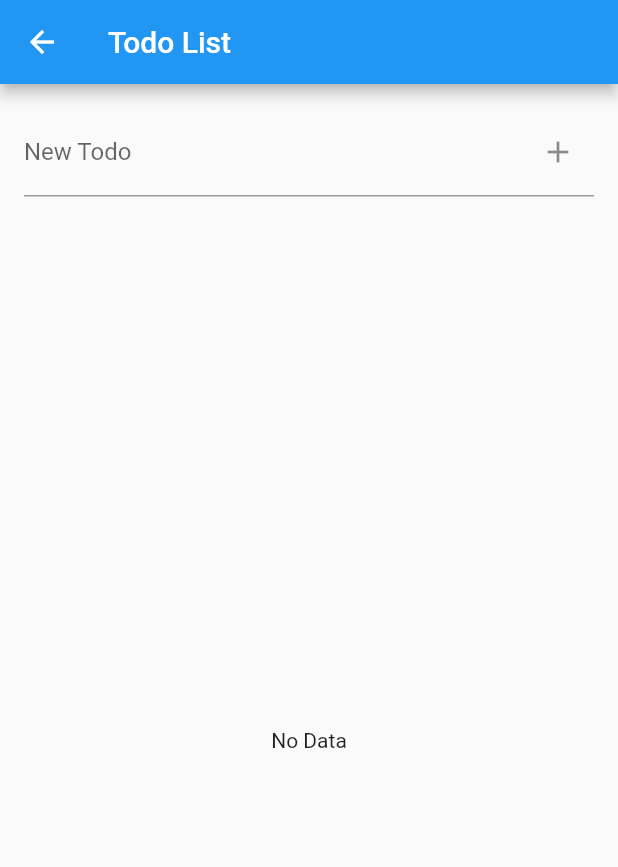
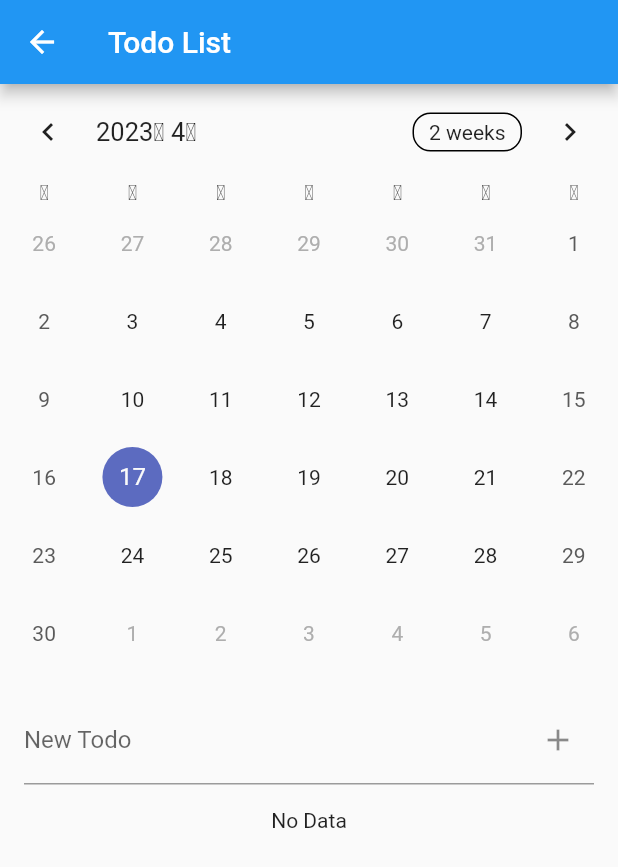
Before and after one commit to bernadette1008/Todo, a Flutter app: the TodoListPage screen opened directly, on a phone screen of 412 x 824 dp. Shown: the top 867 px of the screen. Run offline on Flutter 3.47's test engine with Material 2 defaults, Android fonts, the phone set to English and light mode, and no system bars; drawn by our look-alikes of table_calendar; our stand-ins replace cloud_firestore, firebase_auth, firebase_core, firebase_database; accounts and stored records are empty.

Commit message:
테이블캘린더 추가 및 특정 날짜 선택->입력 시 특정날짜 삽입 구현

```diff
--- a/lib/main.dart
+++ b/lib/main.dart
@@ -4,16 +4,32 @@ import 'package:flutter/material.dart';
 import 'package:firebase_core/firebase_core.dart';
 import 'package:firebase_auth/firebase_auth.dart';
 import 'package:cloud_firestore/cloud_firestore.dart';
-
+import 'package:table_calendar/table_calendar.dart'; // TABLECALENDAR 추가
 import 'package:firebase_database/firebase_database.dart';
 import 'firebase_options.dart';
+import 'package:intl/date_symbol_data_local.dart';
 
+// void main() async {
+//   WidgetsFlutterBinding.ensureInitialized();
+//
+//   await Firebase.initializeApp(
+//     options: DefaultFirebaseOptions.currentPlatform,
+//   );
+//
+//   runApp(AuthAndDatabaseExample());
+// }
 void main() async {
   WidgetsFlutterBinding.ensureInitialized();
+
+  // 날짜와 시간의 형식을 초기화
+  await initializeDateFormatting();
+
+  // Firebase 초기화
   await Firebase.initializeApp(
     options: DefaultFirebaseOptions.currentPlatform,
   );
 
+  // 앱 실행
   runApp(AuthAndDatabaseExample());
 }
 
@@ -105,9 +121,26 @@ class TodoListPage extends StatefulWidget {
 class _TodoListPageState extends State<TodoListPage> {
   final DatabaseReference _databaseReference =
   FirebaseDatabase.instance.reference().child('todos');
-
+  final TextEditingController _textEditingController = TextEditingController();
   List<String> _todos = [];
   String _newTodo = '';
+
+  CalendarFormat _calendarFormat = CalendarFormat.month;
+  DateTime _selectedDay = DateTime.now();
+
+  void _onDaySelected(DateTime day, List events, List holidays) {
+    setState(() {
+      _selectedDay = day;
+    });
+  }
+
+  DateTime selectedDay = DateTime(
+    DateTime.now().year,
+    DateTime.now().month,
+    DateTime.now().day,
+  );
+
+  DateTime focusedDay = DateTime.now();
 
   void _fetchTodos() {
     _databaseReference.onValue.listen((event) {
@@ -118,40 +151,15 @@ class _TodoListPageState extends State<TodoListPage> {
       });
     });
   }
-
-  // void _addTodo() async {
-  //   String todo = _newTodo.trim();
-  //   if (todo.isNotEmpty) {
-  //     String? userId = FirebaseAuth.instance.currentUser?.uid;
-  //     if (userId != null) {
-  //       await FirebaseFirestore.instance
-  //           .collection('todos')
-  //           .doc(userId)
-  //           .collection('userTodos')
-  //           .add({'todo': todo});
-  //       setState(() {
-  //         _newTodo = '';
-  //       });
-  //     }
-  //   }
-  // }
-  // 버전1, 우선구현
-
-  // FirebaseAuth auth = FirebaseAuth.instance;
-  // FirebaseUser user = await auth.currentUser();
-  // if (user != null) {
-  // String email = user.email;
-  // print('사용자 이메일: $email');
-  // }유저의 이메일을 가져오는법.
-
   void _addTodo() async {
-    String todo = _newTodo.trim();
-    if (todo.isNotEmpty) {
+    // String todo = _newTodo.trim();
+    String message = _textEditingController.text;
+    if (message.isNotEmpty) {
       String? userEmail = FirebaseAuth.instance.currentUser?.email;
       if (userEmail != null) {
         Map<String, dynamic> todoData = {
-          'todo': todo,
-          'timestamp': DateTime.now(), // 현재 시간 추가
+          'todo': message,
+          'timestamp': selectedDay, // 현재 시간 추가
         };
         await FirebaseFirestore.instance
             .collection('users')
@@ -160,53 +168,15 @@ class _TodoListPageState extends State<TodoListPage> {
             .add(todoData);
         setState(() {
           _newTodo = '';
+          _textEditingController.clear();
         });
       }
     }
   }
 
-// 버전2
-
-  // void _addTodo() async {
-  //   String todo = _newTodo.trim();
-  //   if (todo.isNotEmpty) {
-  //     String? userId = FirebaseAuth.instance.currentUser?.uid;
-  //     if (userId != null) {
-  //       // 해당 유저의 현재 todo 개수를 조회
-  //       DocumentSnapshot userSnapshot = await FirebaseFirestore.instance
-  //           .collection('todos')
-  //           .doc(userId)
-  //           .get();
-  //       Map<String, dynamic>? userData = userSnapshot.exists
-  //           ? userSnapshot.data() as Map<String, dynamic>?
-  //           : null;
-  //       int currentTodoCount = userData?['count'] ?? 0;
-  //
-  //       // 새로운 todo 문서를 추가하고 필드 값을 설정
-  //       Map<String, dynamic> todoData = {
-  //         'todo': todo,
-  //         'timestamp': FieldValue.serverTimestamp(),
-  //         'count': currentTodoCount + 1, // 현재 개수에 +1을 설정
-  //       };
-  //       await FirebaseFirestore.instance
-  //           .collection('todos')
-  //           .doc(userId)
-  //           .collection('userTodos')
-  //           .doc('${currentTodoCount + 1}') // 문서 이름을 현재 개수 + 1로 설정
-  //           .set(todoData);
-  //       setState(() {
-  //         _newTodo = '';
-  //       });
-  //     }
-  //   }
-  // }
-  //3번이구연
-
-
   void _deleteTodo(String todo) {
     _databaseReference.child(todo).remove();
   }
-
   @override
   void initState() {
     super.initState();
@@ -219,9 +189,29 @@ class _TodoListPageState extends State<TodoListPage> {
       appBar: AppBar(title: Text('Todo List')),
       body: Column(
         children: <Widget>[
+          TableCalendar(
+            locale: 'ko_KR',
+            calendarFormat: _calendarFormat,
+            // onDaySelected: _onDaySelected(DateTime selectedDay, DateTime focusedDay),
+            firstDay: DateTime.utc(2021, 10, 16),
+            lastDay: DateTime.utc(2030, 3, 14),
+            focusedDay: focusedDay,
+            onDaySelected: (DateTime selectedDay, DateTime focusedDay) {
+              // 선택된 날짜의 상태를 갱신합니다.
+              setState((){
+                this.selectedDay = selectedDay;
+                this.focusedDay = focusedDay;
+              });
+            },
+            selectedDayPredicate: (DateTime day) {
+              // selectedDay 와 동일한 날짜의 모양을 바꿔줍니다.
+              return isSameDay(selectedDay, day);
+            },
+          ),
           Padding(
             padding: EdgeInsets.all(16.0),
             child: TextField(
+              controller: _textEditingController,
               onChanged: (value) {
                 setState(() {
                   _newTodo = value;
@@ -234,21 +224,6 @@ class _TodoListPageState extends State<TodoListPage> {
                   onPressed: _addTodo,
                 ),
               ),
-            ),
-          ),
-          Expanded(
-            child: ListView.builder(
-              itemCount: _todos.length,
-              itemBuilder: (context, index) {
-                String todo = _todos[index];
-                return ListTile(
-                  title: Text(todo),
-                  trailing: IconButton(
-                    icon: Icon(Icons.delete),
-                    onPressed: () => _deleteTodo(todo),
-                  ),
-                );
-              },
             ),
           ),
           Expanded(
@@ -317,17 +292,14 @@ class TodoListWidget extends StatelessWidget {
           // 에러가 발생한 경우 에러 메시지를 표시
           return Text('Error: ${snapshot.error}');
         }
-
         if (snapshot.connectionState == ConnectionState.waiting) {
           // 데이터 로딩 중인 경우 로딩 스피너를 표시
           return CircularProgressIndicator();
         }
-
         if (!snapshot.hasData || snapshot.data!.docs.isEmpty) {
           // 데이터가 없는 경우 '데이터가 없음'을 표시
           return Text('No Data');
         }
-
         // 데이터가 있는 경우 ListView.builder를 사용하여 리스트 생성
         return ListView.builder(
           itemCount: snapshot.data?.size,
@@ -367,15 +339,25 @@ class TodoListWidget extends StatelessWidget {
 class Todo {
   final String todo;
   final DateTime timestamp;
+  final Timestamp? timestampChk;
+
   Todo({
     required this.todo,
     required this.timestamp,
+    this.timestampChk,
   });
 
+  // factory Todo.fromMap(Map<String, dynamic> map) {
+  //   return Todo(
+  //     todo: map['todo'],
+  //     timestamp: map['timestamp'].toDate()
+  //   );
+  // }
   factory Todo.fromMap(Map<String, dynamic> map) {
     return Todo(
       todo: map['todo'],
-      timestamp: map['timestamp'].toDate()
+      timestamp: map['timestamp'] != null ? map['timestamp'].toDate() : null,
     );
   }
+
 }
--- a/pubspec.yaml
+++ b/pubspec.yaml
@@ -31,7 +31,6 @@ dependencies:
   flutter:
     sdk: flutter
 
-
   # The following adds the Cupertino Icons font to your application.
   # Use with the CupertinoIcons class for iOS style icons.
   cupertino_icons: ^1.0.2
@@ -39,6 +38,8 @@ dependencies:
   firebase_auth: ^4.4.1
   firebase_core: ^2.9.0
   cloud_firestore: ^4.5.1
+  table_calendar: ^3.0.8
+  intl: ^0.17.0
 
 dev_dependencies:
   flutter_test:
```
Also changed, not shown: pubspec.lock.
